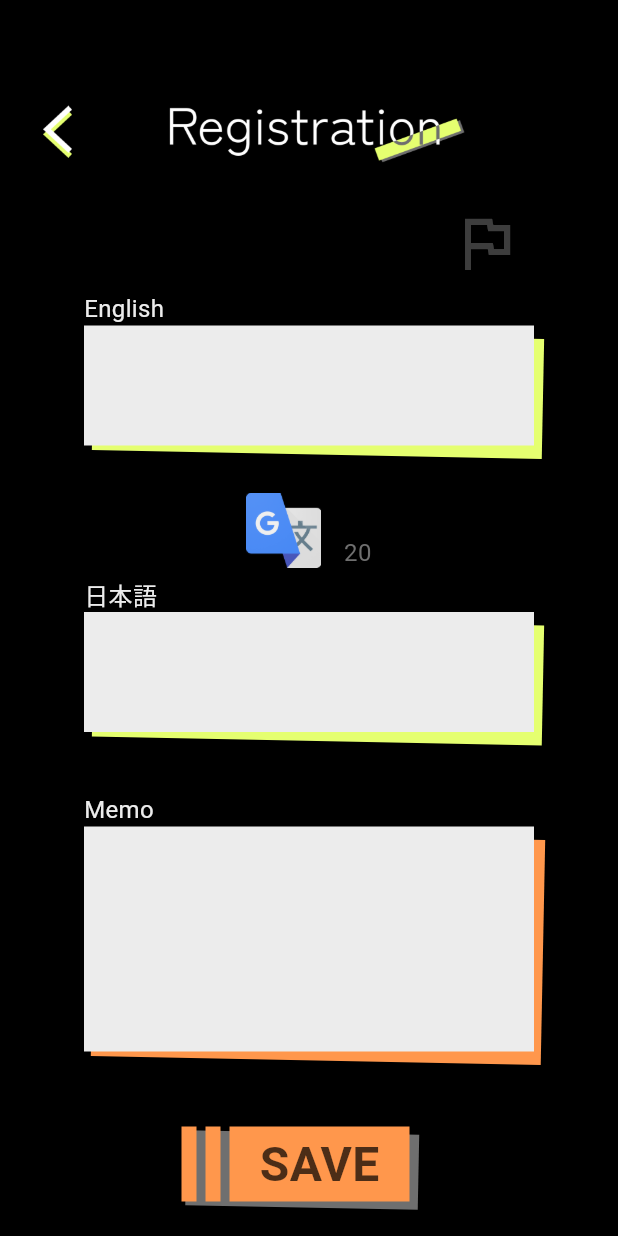
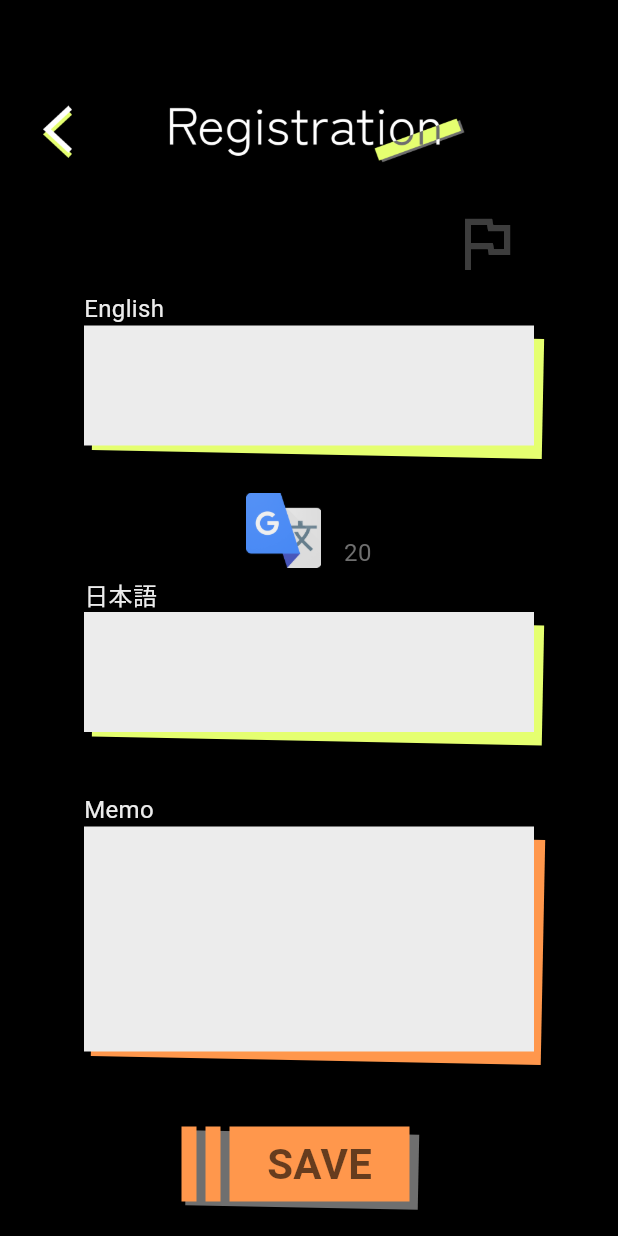
Before and after one commit to shogoisaji/worbbing, a Flutter app: the RegistrationPage screen opened directly, on a phone screen of 412 x 824 dp. Run offline on Flutter 3.47's test engine with Material 2 defaults, Android fonts, the phone set to English and light mode, and no system bars; our stand-ins replace flutter_animate, flutter_dotenv, flutter_local_notifications, google_fonts, rive, shared_preferences and 2 more; accounts and stored records are empty.

Commit message:
20230910

```diff
--- a/lib/pages/account_page.dart
+++ b/lib/pages/account_page.dart
@@ -151,10 +151,10 @@ class _AccountPageState extends State<AccountPage> {
           height: 50,
         ),
         customButton(
-            const Text(
+            Text(
               'エビングハウスの\n忘却曲線について',
               style: TextStyle(
-                  color: Colors.black87,
+                  color: Colors.black.withOpacity(0.7),
                   fontSize: 12,
                   fontWeight: FontWeight.w600),
             ), () {
--- a/lib/pages/registration_page.dart
+++ b/lib/pages/registration_page.dart
@@ -272,8 +272,12 @@ class _RegistrationPageState extends State<RegistrationPage> {
             const SizedBox(
               height: 50,
             ),
-            customButton(titleText('SAVE', Colors.black.withOpacity(0.7), null),
-                () async {
+            customButton(
+                Text('SAVE',
+                    style: TextStyle(
+                        color: Colors.black.withOpacity(0.6),
+                        fontSize: 28,
+                        fontWeight: FontWeight.bold)), () async {
 // original or translated word is empty then return
               if (_originalController.text == "" ||
                   _translatedController.text == "") {
```
